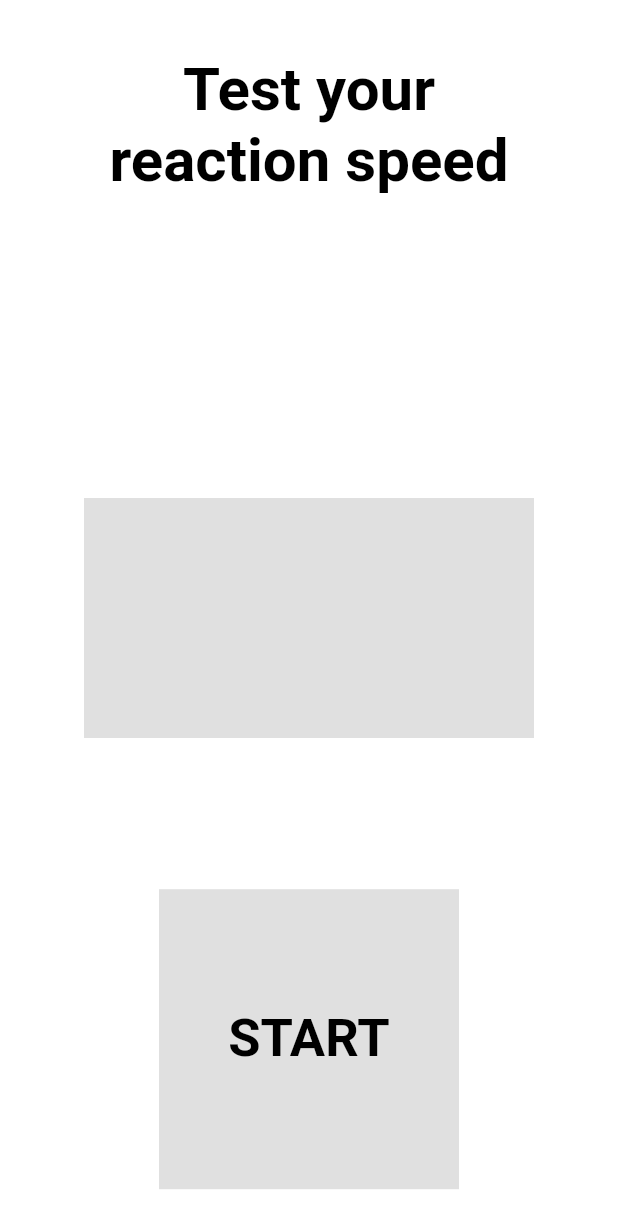
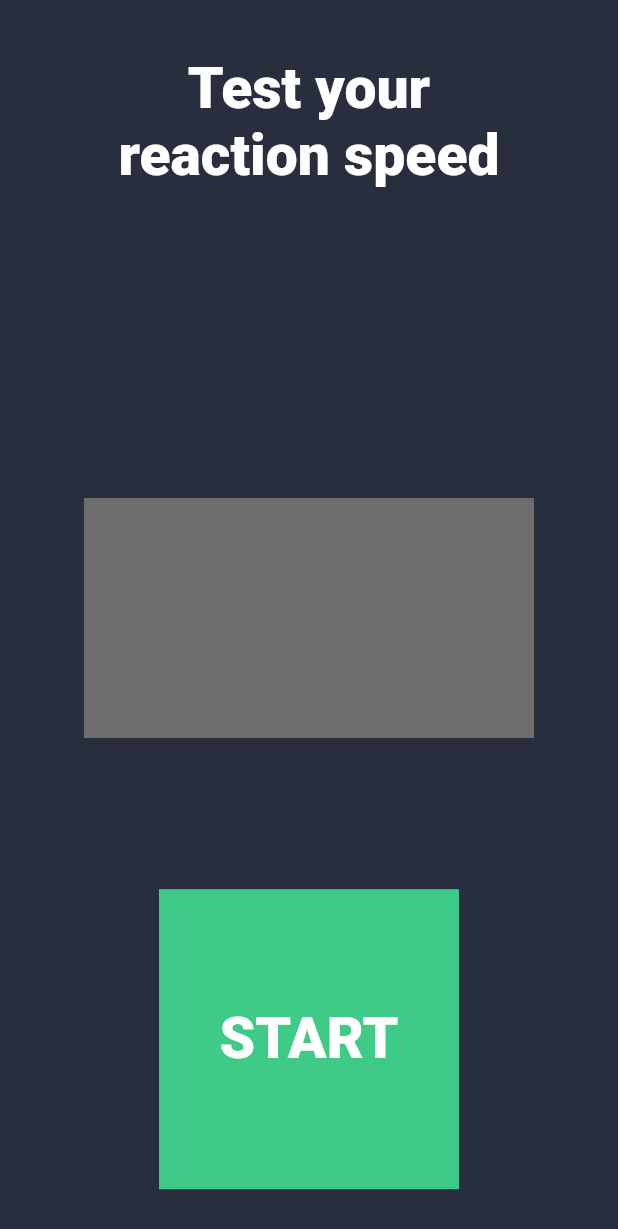
Before and after one commit to 77thecoder/flutter-skillbranch-v2-flutter_push, a Flutter app: the screen it shows after launch, on a phone screen of 412 x 824 dp. Shown: the top 1229 px of the screen. Run offline on Flutter 3.47's test engine with Material 2 defaults, Android fonts, the phone set to English and light mode, and no system bars.

```diff
--- a/lib/main.dart
+++ b/lib/main.dart
@@ -33,7 +33,7 @@ class _MyHomePageState extends State<MyHomePage> {
   @override
   Widget build(BuildContext context) {
     return Scaffold(
-      backgroundColor: Colors.white,
+      backgroundColor: Color(0xFF282E3D),
       body: Stack(
         children: [
           Align(
@@ -42,15 +42,15 @@ class _MyHomePageState extends State<MyHomePage> {
               "Test your\nreaction speed",
               textAlign: TextAlign.center,
               style: TextStyle(
-                  fontSize: 40,
-                  fontWeight: FontWeight.w700,
-                  color: Colors.black),
+                  fontSize: 38,
+                  fontWeight: FontWeight.w900,
+                  color: Colors.white),
             ),
           ),
           Align(
             alignment: Alignment.center,
             child: ColoredBox(
-              color: Colors.black12,
+              color: Color(0xFF6D6D6D),
               child: SizedBox(
                 width: 300,
                 height: 160,
@@ -59,9 +59,9 @@ class _MyHomePageState extends State<MyHomePage> {
                     millisecondsText,
                     textAlign: TextAlign.center,
                     style: TextStyle(
-                      fontSize: 40,
-                      fontWeight: FontWeight.w700,
-                      color: Colors.black,
+                      fontSize: 36,
+                      fontWeight: FontWeight.w500,
+                      color: Colors.white,
                     ),
                   ),
                 ),
@@ -87,7 +87,7 @@ class _MyHomePageState extends State<MyHomePage> {
                 }
               }),
               child: ColoredBox(
-                color: Colors.black12,
+                color: _getButtonColor(),
                 child: SizedBox(
                   width: 200,
                   height: 200,
@@ -95,9 +95,9 @@ class _MyHomePageState extends State<MyHomePage> {
                     child: Text(
                       _getButtonText(),
                       style: TextStyle(
-                        fontSize: 35,
-                        fontWeight: FontWeight.w700,
-                        color: Colors.black,
+                        fontSize: 38,
+                        fontWeight: FontWeight.w900,
+                        color: Colors.white,
                       ),
                     ),
                   ),
@@ -118,6 +118,17 @@ class _MyHomePageState extends State<MyHomePage> {
         return "WAIT";
       case GameState.canBeStopped:
         return "STOP";
+    }
+  }
+
+  Color _getButtonColor() {
+    switch (gameState) {
+      case GameState.readyToStart:
+        return Color(0xFF40CA88);
+      case GameState.waiting:
+        return Color(0xFFE0982D);
+      case GameState.canBeStopped:
+        return Color(0xFFE02D47);
     }
   }
 
```
